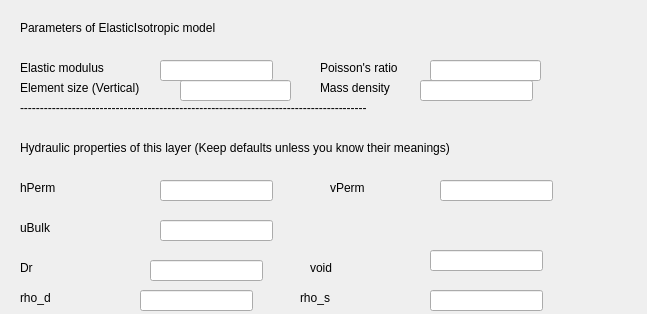
The window that UI/ElasticIsotropic.ui (NHERI-SimCenter/s3hark) describes before a commit, drawn with Qt 5.
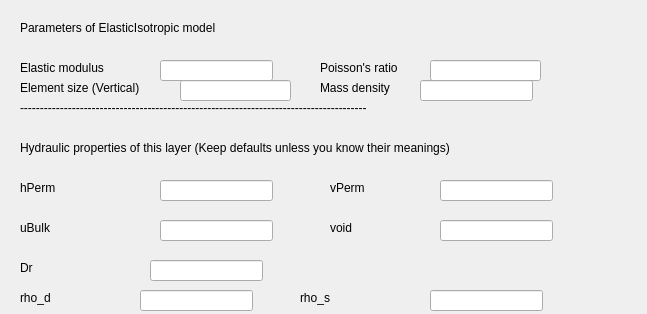
The same window after the commit.

What changed in the file:
```diff
--- a/UI/ElasticIsotropic.ui
+++ b/UI/ElasticIsotropic.ui
@@ -163,8 +163,8 @@
   <widget class="QLabel" name="voidLabel">
    <property name="geometry">
     <rect>
-     <x>310</x>
-     <y>260</y>
+     <x>330</x>
+     <y>220</y>
      <width>59</width>
      <height>16</height>
     </rect>
@@ -255,8 +255,8 @@
   <widget class="QLineEdit" name="voidEdt">
    <property name="geometry">
     <rect>
-     <x>430</x>
-     <y>250</y>
+     <x>440</x>
+     <y>220</y>
      <width>113</width>
      <height>21</height>
     </rect>
```
